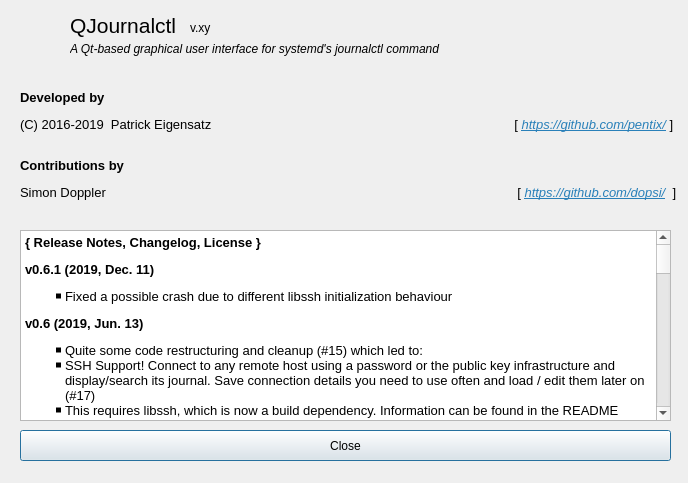
pentix/qjournalctl, file ui/aboutdialog.ui: the form before one commit.
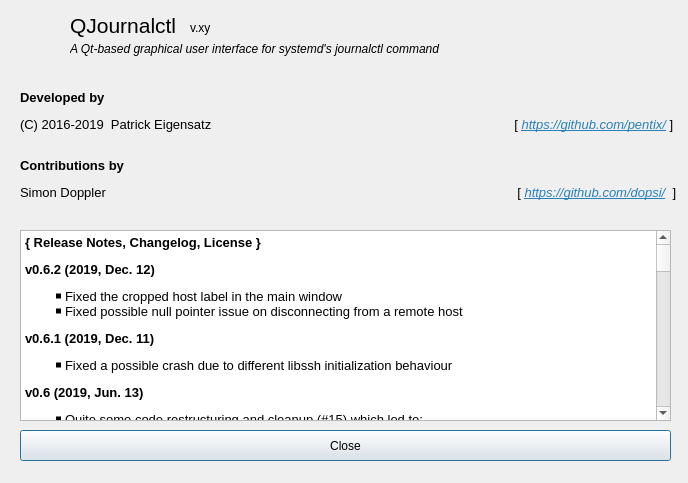
The form after the commit. Icons and pictures are not drawn.

The edit to the form file:
```diff
--- a/ui/aboutdialog.ui
+++ b/ui/aboutdialog.ui
@@ -161,6 +161,9 @@
 p, li { white-space: pre-wrap; }
 &lt;/style&gt;&lt;/head&gt;&lt;body style=&quot; font-family:'Sans Serif'; font-size:9pt; font-weight:400; font-style:normal;&quot;&gt;
 &lt;p style=&quot; margin-top:16px; margin-bottom:12px; margin-left:0px; margin-right:0px; -qt-block-indent:0; text-indent:0px;&quot;&gt;&lt;a name=&quot;Changelog_0&quot;&gt;&lt;/a&gt;&lt;span style=&quot; font-family:'Noto Sans'; font-size:10pt; font-weight:600;&quot;&gt;{&lt;/span&gt;&lt;span style=&quot; font-family:'Noto Sans'; font-size:10pt; font-weight:600;&quot;&gt; Release Notes, Changelog, License }&lt;/span&gt;&lt;/p&gt;
+&lt;p style=&quot; margin-top:12px; margin-bottom:12px; margin-left:0px; margin-right:0px; -qt-block-indent:0; text-indent:0px;&quot;&gt;&lt;a name=&quot;v05_2&quot;&gt;&lt;/a&gt;&lt;span style=&quot; font-family:'Noto Sans'; font-size:10pt; font-weight:600;&quot;&gt;v&lt;/span&gt;&lt;span style=&quot; font-family:'Noto Sans'; font-size:10pt; font-weight:600;&quot;&gt;0.6.2 (2019, Dec. 12)&lt;/span&gt;&lt;/p&gt;
+&lt;ul type=&quot;square&quot; style=&quot;margin-top: 0px; margin-bottom: 0px; margin-left: 0px; margin-right: 0px; -qt-list-indent: 1;&quot;&gt;&lt;li style=&quot; font-family:'Noto Sans'; font-size:10pt;&quot; style=&quot; margin-top:0px; margin-bottom:0px; margin-left:0px; margin-right:0px; -qt-block-indent:0; text-indent:0px;&quot;&gt;Fixed the cropped host label in the main window&lt;/li&gt;
+&lt;li style=&quot; font-family:'Noto Sans'; font-size:10pt;&quot; style=&quot; margin-top:0px; margin-bottom:0px; margin-left:0px; margin-right:0px; -qt-block-indent:0; text-indent:0px;&quot;&gt;Fixed possible null pointer issue on disconnecting from a remote host&lt;/li&gt;&lt;/ul&gt;
 &lt;p style=&quot; margin-top:12px; margin-bottom:12px; margin-left:0px; margin-right:0px; -qt-block-indent:0; text-indent:0px;&quot;&gt;&lt;a name=&quot;v05_2&quot;&gt;&lt;/a&gt;&lt;span style=&quot; font-family:'Noto Sans'; font-size:10pt; font-weight:600;&quot;&gt;v&lt;/span&gt;&lt;span style=&quot; font-family:'Noto Sans'; font-size:10pt; font-weight:600;&quot;&gt;0.6.1 (2019, Dec. 11)&lt;/span&gt;&lt;/p&gt;
 &lt;ul type=&quot;square&quot; style=&quot;margin-top: 0px; margin-bottom: 0px; margin-left: 0px; margin-right: 0px; -qt-list-indent: 1;&quot;&gt;&lt;li style=&quot; font-family:'Noto Sans'; font-size:10pt;&quot; style=&quot; margin-top:0px; margin-bottom:0px; margin-left:0px; margin-right:0px; -qt-block-indent:0; text-indent:0px;&quot;&gt;Fixed a possible crash due to different libssh initialization behaviour &lt;/li&gt;&lt;/ul&gt;
 &lt;p style=&quot; margin-top:12px; margin-bottom:12px; margin-left:0px; margin-right:0px; -qt-block-indent:0; text-indent:0px;&quot;&gt;&lt;a name=&quot;v05_2&quot;&gt;&lt;/a&gt;&lt;span style=&quot; font-family:'Noto Sans'; font-size:10pt; font-weight:600;&quot;&gt;v&lt;/span&gt;&lt;span style=&quot; font-family:'Noto Sans'; font-size:10pt; font-weight:600;&quot;&gt;0.6 (2019, Jun. 13)&lt;/span&gt;&lt;/p&gt;
```
